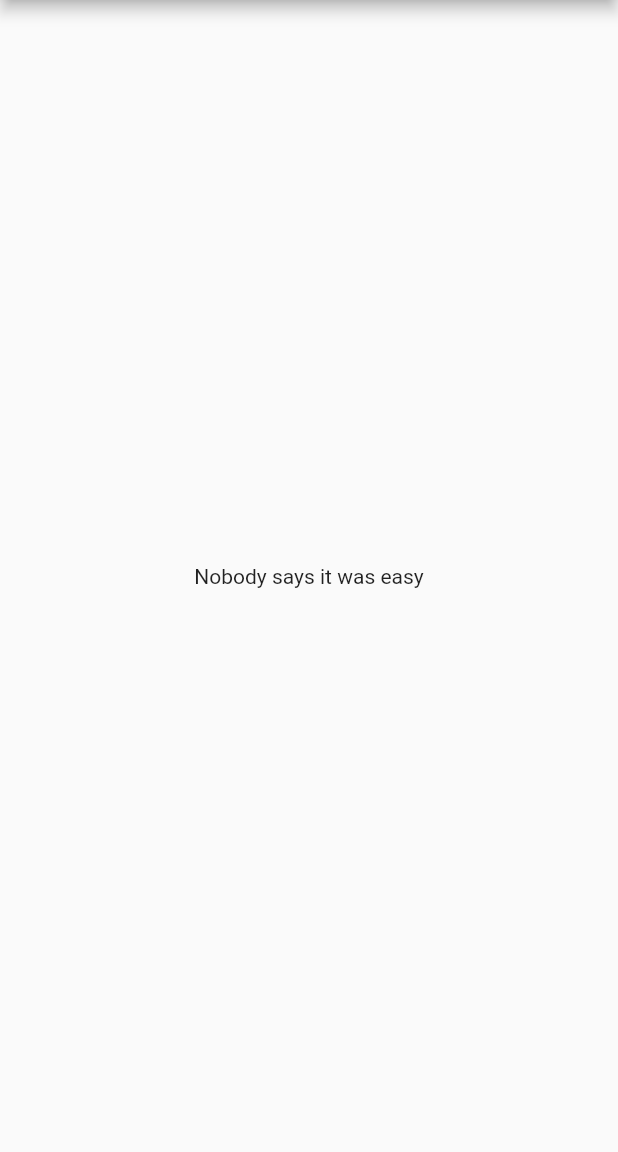
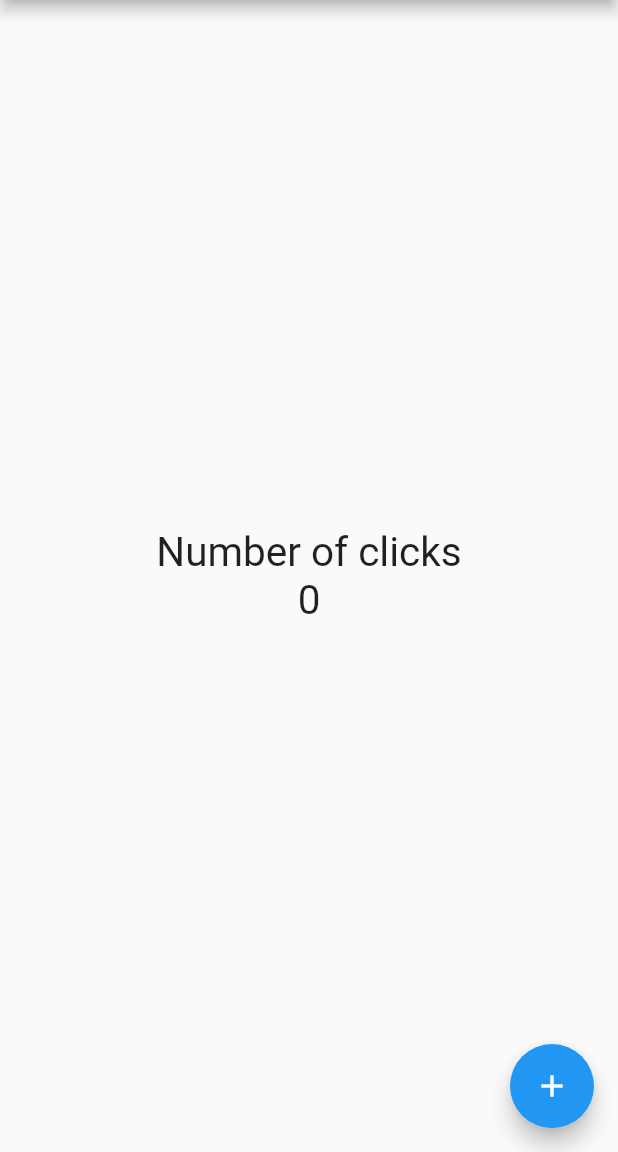
Before and after one commit to jas095/counter_app, a Flutter app: the screen it shows after launch, on a phone screen of 412 x 824 dp, the part 84-1236 px from its top. Run offline on Flutter 3.47's test engine with Material 2 defaults, Android fonts, the phone set to English and light mode, and no system bars.

Commit message:
Fix TextStyle and a button print Hello to console

```diff
--- a/lib/src/pages/home_page.dart
+++ b/lib/src/pages/home_page.dart
@@ -1,6 +1,8 @@
 import 'package:flutter/material.dart';
 
 class HomePage extends StatelessWidget {
+  final fSize = new TextStyle(fontSize: 27);
+
   @override
   Widget build(BuildContext context) {
     return Scaffold(
@@ -10,8 +12,24 @@ class HomePage extends StatelessWidget {
         backgroundColor: Colors.lightGreen,
       ),
       body: Center(
-        child: Text('Nobody says it was easy'),
-      ),
+          child: Column(
+        mainAxisAlignment: MainAxisAlignment.center,
+        children: <Widget>[
+          Text(
+            'Number of clicks',
+            style: fSize,
+          ),
+          Text(
+            '0',
+            style: fSize,
+          ),
+        ],
+      )),
+      floatingActionButton: FloatingActionButton(
+          child: Icon(Icons.add),
+          onPressed: () {
+            print('Hello console');
+          }),
     );
   }
 }
```
